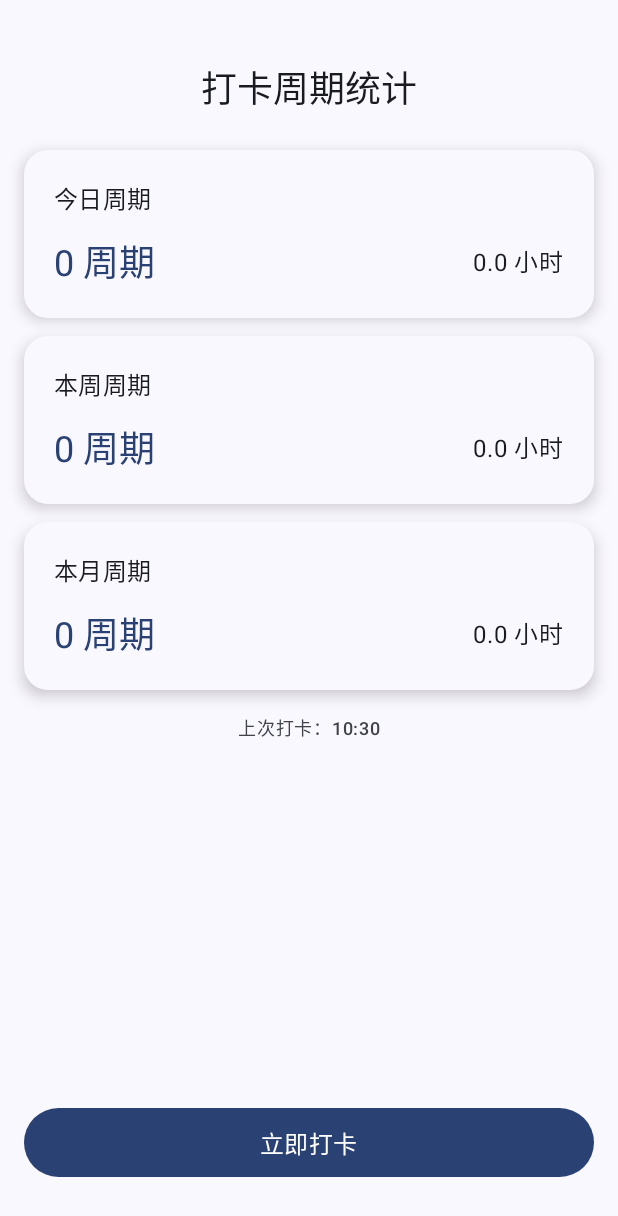
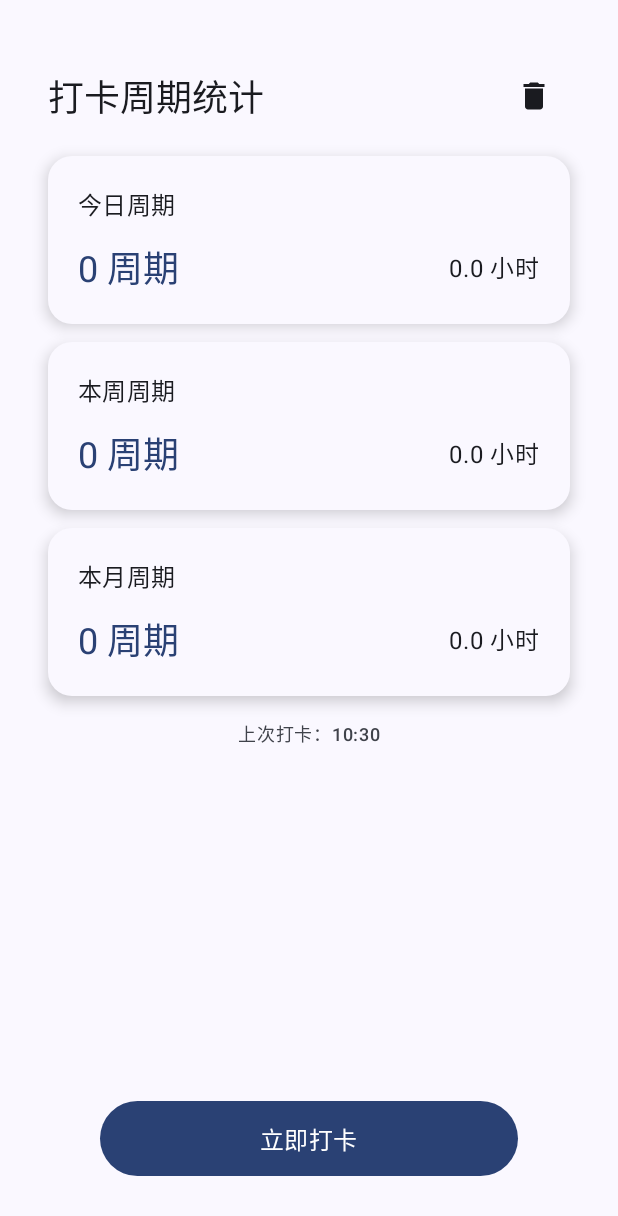
Before and after one commit to Sh-Fang/Duration, an Android app built with Jetpack Compose: the screen it shows after launch (MainActivity), after a tap on "立即打卡", on a phone screen of 412 x 824 dp. Shown: the top 1216 px of the screen. Run offline under Robolectric (Android 15) with nearby library versions, the phone set to English and light mode, and no system bars; 3 statements that could not run were skipped.

Commit message:
完成基础功能

```diff
--- a/app/src/main/java/com/example/duration/model/DurationData.kt
+++ b/app/src/main/java/com/example/duration/model/DurationData.kt
@@ -16,7 +16,8 @@ data class DurationData(
     val todayCycles: Int = 0,
     val weekCycles: Int = 0,
     val monthCycles: Int = 0,
-    val lastResetDate: LocalDate? = null
+    val lastResetDate: LocalDate? = null,
+    val lastRecordedTodayCycles: Int = 0 // New field
 ) {
     companion object {
         private const val PREFS_NAME = "DurationData"
@@ -25,6 +26,7 @@ data class DurationData(
         private const val KEY_WEEK_CYCLES = "week_cycles"
         private const val KEY_MONTH_CYCLES = "month_cycles"
         private const val KEY_LAST_RESET_DATE = "last_reset_date"
+        private const val KEY_LAST_RECORDED_TODAY_CYCLES = "last_recorded_today_cycles" // New key
 
         @RequiresApi(Build.VERSION_CODES.O)
         private val formatter = DateTimeFormatter.ISO_LOCAL_DATE_TIME
@@ -50,7 +52,8 @@ data class DurationData(
                 todayCycles = prefs.getInt(KEY_TODAY_CYCLES, 0),
                 weekCycles = prefs.getInt(KEY_WEEK_CYCLES, 0),
                 monthCycles = prefs.getInt(KEY_MONTH_CYCLES, 0),
-                lastResetDate = lastResetDate
+                lastResetDate = lastResetDate,
+                lastRecordedTodayCycles = prefs.getInt(KEY_LAST_RECORDED_TODAY_CYCLES, 0) // Read new field
             )
         }
 
@@ -67,6 +70,7 @@ data class DurationData(
                 putInt(KEY_TODAY_CYCLES, data.todayCycles)
                 putInt(KEY_WEEK_CYCLES, data.weekCycles)
                 putInt(KEY_MONTH_CYCLES, data.monthCycles)
+                putInt(KEY_LAST_RECORDED_TODAY_CYCLES, data.lastRecordedTodayCycles) // Save new field
 
                 data.lastResetDate?.let {
                     putString(KEY_LAST_RESET_DATE, it.format(dateFormatter))
@@ -83,7 +87,7 @@ data class DurationData(
 object DurationUtils {
     @RequiresApi(Build.VERSION_CODES.O)
     fun calculateCycles(today: LocalDate, now: LocalDateTime = LocalDateTime.now()): Int {
-        val start = LocalDateTime.of(today, LocalTime.of(19, 30))
+        val start = LocalDateTime.of(today, LocalTime.of(10, 30))
         return if (now.isAfter(start)) {
             (Duration.between(start, now).toMinutes() / 30).toInt()
         } else 0
--- a/app/src/main/java/com/example/duration/ui/screen/DurationTrackerScreen.kt
+++ b/app/src/main/java/com/example/duration/ui/screen/DurationTrackerScreen.kt
@@ -3,6 +3,8 @@ package com.example.duration.ui.screen
 
 import androidx.annotation.RequiresApi
 import androidx.compose.foundation.layout.*
+import androidx.compose.material.icons.Icons
+import androidx.compose.material.icons.filled.Delete
 import androidx.compose.material3.*
 import androidx.compose.runtime.*
 import androidx.compose.ui.Alignment
@@ -14,17 +16,62 @@ import com.example.duration.viewmodel.DurationViewModel
 @Composable
 fun DurationTrackerScreen(viewModel: DurationViewModel) {
     val state by viewModel.state.collectAsState()
+    var showClearConfirmDialog by remember { mutableStateOf(false) }
+
+    if (showClearConfirmDialog) {
+        AlertDialog(
+            onDismissRequest = { showClearConfirmDialog = false },
+            title = { Text("确认清除") },
+            text = { Text("您确定要清除所有记录吗？此操作无法撤销。") },
+            confirmButton = {
+                TextButton(
+                    onClick = {
+                        viewModel.clearAllRecords()
+                        showClearConfirmDialog = false
+                    }
+                ) {
+                    Text("确认")
+                }
+            },
+            dismissButton = {
+                TextButton(
+                    onClick = { showClearConfirmDialog = false }
+                ) {
+                    Text("取消")
+                }
+            }
+        )
+    }
 
     Column(
-        modifier = Modifier.fillMaxSize(),
+        modifier = Modifier
+            .fillMaxSize()
+            .padding(horizontal = 16.dp),
         verticalArrangement = Arrangement.SpaceBetween
     ) {
-        Column(horizontalAlignment = Alignment.CenterHorizontally) {
-            Text(
-                text = "打卡周期统计",
-                style = MaterialTheme.typography.headlineSmall,
-                modifier = Modifier.padding(vertical = 24.dp)
-            )
+        // Content area: Title, Clear Button, Stats, Last Check-in
+        Column(
+            modifier = Modifier.weight(1f), // This column takes available vertical space
+            horizontalAlignment = Alignment.CenterHorizontally
+        ) {
+            Row(
+                modifier = Modifier
+                    .fillMaxWidth()
+                    .padding(top = 24.dp, bottom = 16.dp), // Adjusted padding
+                horizontalArrangement = Arrangement.SpaceBetween,
+                verticalAlignment = Alignment.CenterVertically
+            ) {
+                Text(
+                    text = "打卡周期统计",
+                    style = MaterialTheme.typography.headlineSmall
+                )
+                IconButton(onClick = { showClearConfirmDialog = true }) { // Show dialog on click
+                    Icon(
+                        Icons.Filled.Delete,
+                        contentDescription = "Clear all records"
+                    )
+                }
+            }
 
             StatCard(title = "今日周期", value = state.todayCycles)
             Spacer(modifier = Modifier.height(12.dp))
@@ -38,19 +85,27 @@ fun DurationTrackerScreen(viewModel: DurationViewModel) {
                 Text(
                     text = "上次打卡：${it.toLocalTime().withSecond(0).withNano(0)}",
                     style = MaterialTheme.typography.labelMedium,
-                    color = MaterialTheme.colorScheme.onSurfaceVariant
+                    color = MaterialTheme.colorScheme.onSurfaceVariant,
+                    modifier = Modifier.padding(bottom = 16.dp) // Added some bottom padding
                 )
             }
         }
 
-        Button(
-            onClick = { viewModel.checkIn() },
+        // Record Button at the bottom
+        Column(
             modifier = Modifier
                 .fillMaxWidth()
-                .height(70.dp)
-                .padding(bottom = 24.dp)
+                .padding(bottom = 24.dp), // Padding for the button section from screen bottom
+            horizontalAlignment = Alignment.CenterHorizontally
         ) {
-            Text("立即打卡", style = MaterialTheme.typography.titleMedium)
+            Button(
+                onClick = { viewModel.checkIn() },
+                modifier = Modifier
+                    .fillMaxWidth(0.8f) // Button takes 80% of width
+                    .height(50.dp)      // Reduced height
+            ) {
+                Text("立即打卡", style = MaterialTheme.typography.titleMedium)
+            }
         }
     }
 }
@@ -67,7 +122,6 @@ fun StatCard(title: String, value: Int) {
             Text(text = title, style = MaterialTheme.typography.titleMedium)
             Spacer(modifier = Modifier.height(12.dp))
 
-            // 使用 Row 显示左边是周期，右边是小时
             Row(
                 modifier = Modifier.fillMaxWidth(),
                 horizontalArrangement = Arrangement.SpaceBetween,
--- a/app/src/main/java/com/example/duration/viewmodel/DurationViewModel.kt
+++ b/app/src/main/java/com/example/duration/viewmodel/DurationViewModel.kt
@@ -40,28 +40,40 @@ class DurationViewModel(application: Application) : AndroidViewModel(application
         var shouldSave = false
         var newData = currentState.copy()
 
-        // 每日重置
+        // Daily reset
         if (DurationUtils.shouldResetDaily(today, lastResetDate)) {
             newData = newData.copy(
                 todayCycles = 0,
+                lastRecordedTodayCycles = 0, // Reset last recorded cycles for the new day
                 lastResetDate = today
             )
             shouldSave = true
         }
 
-        // 每周重置
+        // Weekly reset
         if (DurationUtils.shouldResetWeekly(today, lastResetDate)) {
             newData = newData.copy(
                 weekCycles = 0
             )
+            // If daily reset didn't happen on the same day as weekly reset,
+            // ensure lastResetDate is updated for weekly logic.
+            // This also ensures lastResetDate is set if it was initially null and shouldResetDaily might not have set it
+            // (though shouldResetDaily should handle null lastResetDate and set it to today).
+            if (newData.lastResetDate == null || !newData.lastResetDate.isEqual(today)) {
+                 newData = newData.copy(lastResetDate = today)
+            }
             shouldSave = true
         }
 
-        // 每月重置
+        // Monthly reset
         if (DurationUtils.shouldResetMonthly(today, lastResetDate)) {
             newData = newData.copy(
                 monthCycles = 0
             )
+            // Similar to weekly, ensure lastResetDate is updated.
+            if (newData.lastResetDate == null || !newData.lastResetDate.isEqual(today)) {
+                 newData = newData.copy(lastResetDate = today)
+            }
             shouldSave = true
         }
 
@@ -73,17 +85,44 @@ class DurationViewModel(application: Application) : AndroidViewModel(application
 
     @RequiresApi(Build.VERSION_CODES.O)
     fun checkIn() {
+        resetIfNeeded() // Call this first to ensure state is up-to-date for the current day
+
         val now = LocalDateTime.now()
-        val today = LocalDate.now()
-        val cycles = DurationUtils.calculateCycles(today, now)
+        val today = LocalDate.now() // `today` is consistent with what resetIfNeeded uses
+
+        val currentTodayCycles = DurationUtils.calculateCycles(today, now)
+
+        // _state.value reflects changes from resetIfNeeded (if any).
+        // For example, lastRecordedTodayCycles would be 0 if a daily reset just occurred.
+        // And lastResetDate would be 'today'.
+        val previousRecordedTodayCycles = _state.value.lastRecordedTodayCycles
+
+        // Calculate newly added cycles.
+        // If it's a new day (resetIfNeeded made lastRecordedTodayCycles = 0), cyclesToAdd = currentTodayCycles.
+        // If it's a subsequent check-in on the same day, cyclesToAdd = currentTodayCycles - previousRecordedTodayCycles.
+        val cyclesToAdd = currentTodayCycles - previousRecordedTodayCycles
 
         _state.value = _state.value.copy(
             lastCheckIn = now,
-            todayCycles = cycles,
-            weekCycles = _state.value.weekCycles + cycles,
-            monthCycles = _state.value.monthCycles + cycles
+            todayCycles = currentTodayCycles, // This is the total for today
+            weekCycles = _state.value.weekCycles + cyclesToAdd.coerceAtLeast(0), // Add only the new cycles
+            monthCycles = _state.value.monthCycles + cyclesToAdd.coerceAtLeast(0), // Add only the new cycles
+            lastRecordedTodayCycles = currentTodayCycles // Store current total for today for the next calculation
         )
 
+        saveData()
+    }
+
+    @RequiresApi(Build.VERSION_CODES.O)
+    fun clearAllRecords() {
+        _state.value = DurationData( // Reset to default/empty state
+            lastCheckIn = null,
+            todayCycles = 0,
+            weekCycles = 0,
+            monthCycles = 0,
+            lastResetDate = null, // Set to null for a complete clear
+            lastRecordedTodayCycles = 0
+        )
         saveData()
     }
 
```
